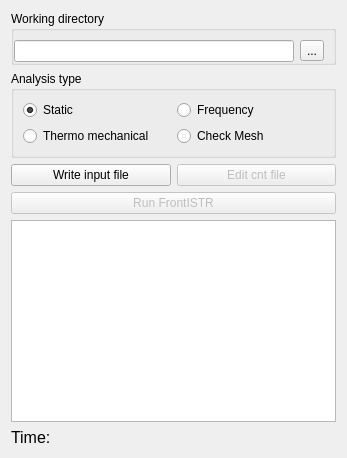
Old version of the form Resources/SolverFrontISTR.ui in the repository FrontISTR/FEM_FrontISTR.
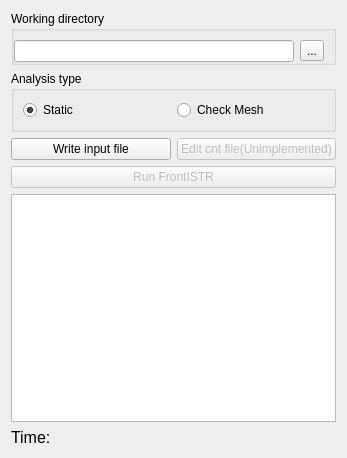
New version of the form. Custom widgets are drawn as their Qt base class.

Commit message: Modified task panel

```diff
--- a/Resources/SolverFrontISTR.ui
+++ b/Resources/SolverFrontISTR.ui
@@ -72,20 +72,6 @@
        </widget>
       </item>
       <item row="0" column="1">
-       <widget class="Gui::PrefRadioButton" name="rb_frequency_analysis">
-        <property name="text">
-         <string>Frequency</string>
-        </property>
-       </widget>
-      </item>
-      <item row="1" column="0">
-       <widget class="Gui::PrefRadioButton" name="rb_thermomech_analysis">
-        <property name="text">
-         <string>Thermo mechanical</string>
-        </property>
-       </widget>
-      </item>
-      <item row="1" column="1">
        <widget class="Gui::PrefRadioButton" name="rb_check_mesh">
         <property name="text">
          <string>Check Mesh</string>
@@ -110,7 +96,7 @@
         <bool>false</bool>
        </property>
        <property name="text">
-        <string>Edit cnt file</string>
+        <string>Edit cnt file(Unimplemented)</string>
        </property>
       </widget>
      </item>
```
The commit also changes 1 other file.
